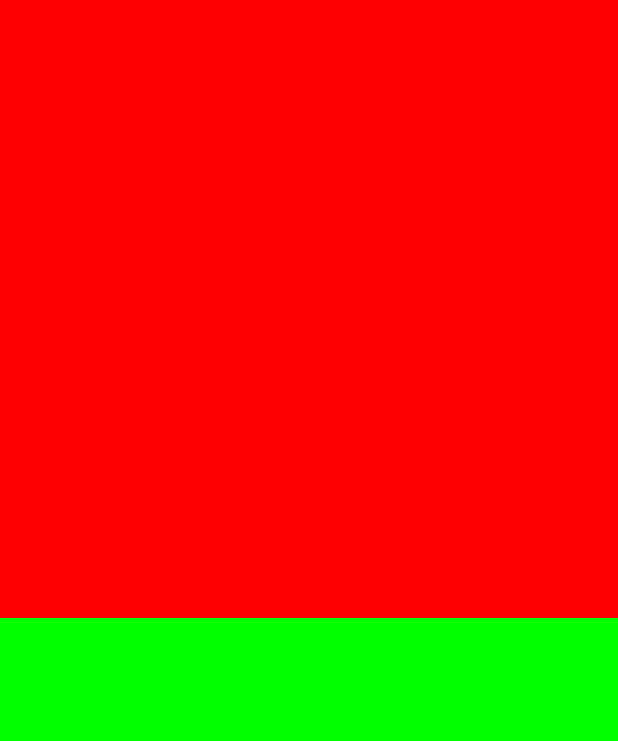
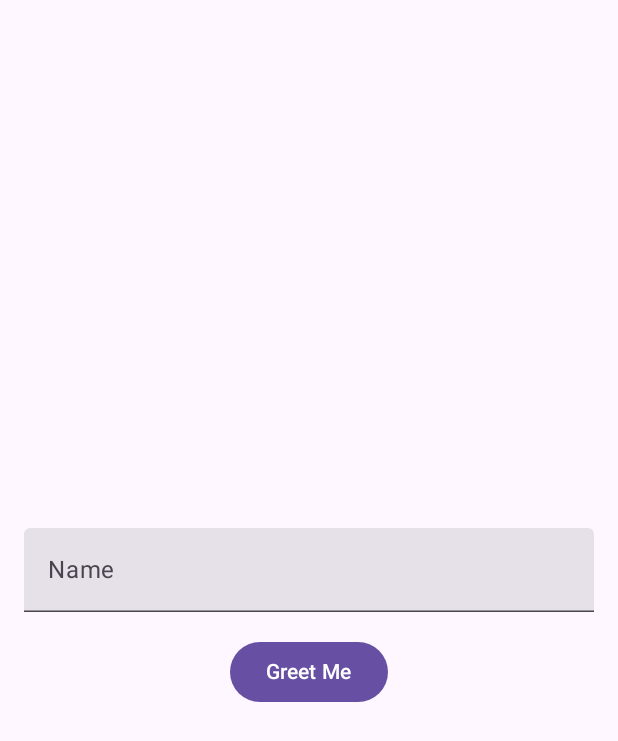
Before and after one commit to darylng154/learning_compose, an Android app built with Jetpack Compose: the screen it shows after launch (MainActivity), on a phone screen of 412 x 824 dp. Shown: the top 741 px of the screen. Run offline under Robolectric (Android 15) with nearby library versions, the phone set to English and light mode, and no system bars; Roboto replaces fonts that are not available here.

Commit message:
created scaffolds + snackbars

```diff
--- a/app/src/main/java/com/example/learning_compose/ui/composables/ColorBoxState.kt
+++ b/app/src/main/java/com/example/learning_compose/ui/composables/ColorBoxState.kt
@@ -90,5 +90,4 @@ fun MultipleColorBox()
             topColorState.value = it
         }
     }
-
 }
--- /dev/null
+++ b/app/src/main/java/com/example/learning_compose/ui/composables/Snackbar.kt
@@ -0,0 +1,111 @@
+package com.example.learning_compose.ui.composables
+
+import android.annotation.SuppressLint
+import androidx.compose.foundation.layout.Arrangement
+import androidx.compose.foundation.layout.Column
+import androidx.compose.foundation.layout.Spacer
+import androidx.compose.foundation.layout.fillMaxSize
+import androidx.compose.foundation.layout.fillMaxWidth
+import androidx.compose.foundation.layout.height
+import androidx.compose.foundation.layout.padding
+import androidx.compose.foundation.text.BasicText
+import androidx.compose.material.icons.Icons
+import androidx.compose.material.icons.filled.List
+import androidx.compose.material3.Button
+import androidx.compose.material3.ExtendedFloatingActionButton
+import androidx.compose.material3.FloatingActionButton
+import androidx.compose.material3.Icon
+import androidx.compose.material3.Scaffold
+import androidx.compose.material3.Snackbar
+import androidx.compose.material3.SnackbarHost
+import androidx.compose.material3.SnackbarHostState
+import androidx.compose.material3.Text
+import androidx.compose.material3.TextField
+import androidx.compose.runtime.Composable
+import androidx.compose.runtime.getValue
+import androidx.compose.runtime.mutableStateOf
+import androidx.compose.runtime.remember
+import androidx.compose.runtime.rememberCoroutineScope
+import androidx.compose.runtime.setValue
+import androidx.compose.ui.Alignment
+import androidx.compose.ui.Modifier
+import androidx.compose.ui.unit.dp
+import kotlinx.coroutines.launch
+import org.w3c.dom.Text
+
+@Composable
+fun MySnackbar()
+{
+    // this version provides full control
+    // - i.e. how long stays and where, etc
+    // - default android component Scaffold
+    Snackbar()
+    {
+        Text("Hello There")
+    }
+}
+
+@SuppressLint("UnusedMaterial3ScaffoldPaddingParameter")
+@Composable
+fun MyScaffold()
+{
+    val snackBarHostState = remember {
+        SnackbarHostState()
+    }
+
+    //  MutableState<String> object
+//    val textFieldState = remember {
+//        mutableStateOf("")
+//    }
+
+    // String object
+    // - basically textFieldState.value
+    var textFieldState by remember {
+        mutableStateOf("")
+    }
+
+    val scope = rememberCoroutineScope()
+
+    Scaffold(
+        modifier = Modifier.fillMaxSize(),
+        snackbarHost = {
+            SnackbarHost(hostState = snackBarHostState)
+        },
+    ) {
+        Column(
+            horizontalAlignment = Alignment.CenterHorizontally,
+            verticalArrangement = Arrangement.Center,
+            modifier = Modifier.fillMaxSize()
+        ) {
+            TextField(
+                modifier = Modifier.fillMaxWidth().padding(horizontal = 16.dp),
+                label = {
+                    // label of TextField (on top of text input)
+                    Text("Name")
+                },
+                placeholder = {
+                    // when clicked on TextField (Focus Mode) & Empty
+                    Text("Please enter your name")
+                },
+                singleLine = true,
+                value = textFieldState,
+                onValueChange = {
+                    textFieldState = it.toString()
+            })
+
+            Spacer(modifier = Modifier.height(16.dp))
+
+            Button(
+                onClick = {
+                    // uses a coroutine
+                    scope.launch {
+                        snackBarHostState.showSnackbar("Hello $textFieldState")
+                    }
+                }
+            )
+            {
+                Text("Greet Me")
+            }
+        }
+    }
+}
```
Also changed, not shown: app/src/main/java/com/example/learning_compose/MainActivity.kt (+15 -1 lines).
